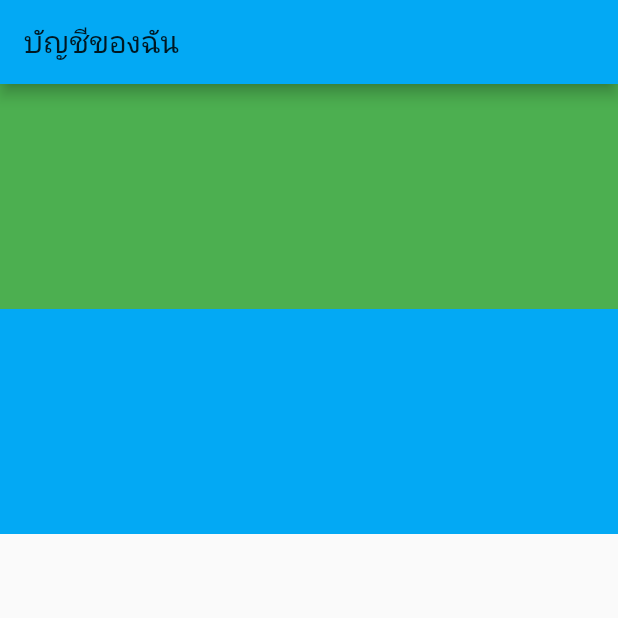
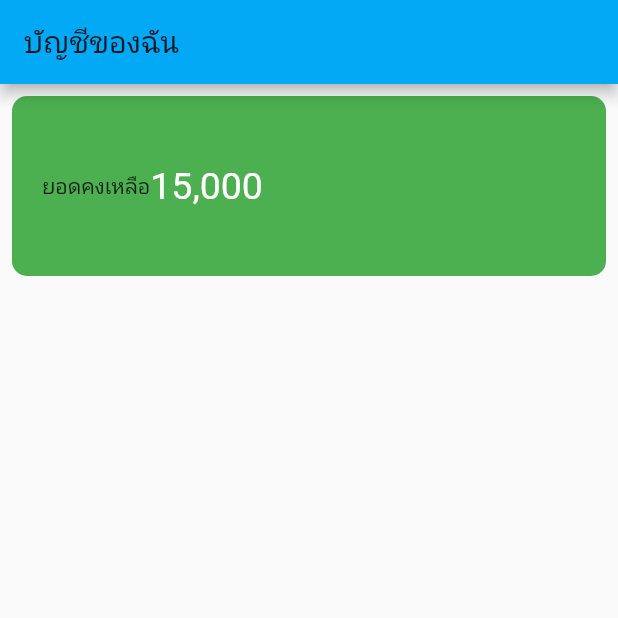
Before and after one commit to somkriet/basicflutter, a Flutter app: the screen it shows after launch, on a phone screen of 412 x 824 dp, the top half of it. Run offline on Flutter 3.47's test engine with Material 2 defaults, Android fonts, the phone set to English and light mode, and no system bars.

Commit message:
Update main.dart

```diff
--- a/lib/main.dart
+++ b/lib/main.dart
@@ -40,21 +40,40 @@ class _MyHomePageState extends State<MyHomePage> {
         appBar: AppBar(
           title: Text("บัญชีของฉัน"),
         ),
-        body: Column(
-          children: [
-            Container(
-              decoration: BoxDecoration(color: Colors.green),
-              height: 150,
-            ),
-            newMethod()
-          ],
+        body: Padding(
+          padding: const EdgeInsets.all(8.0),
+          child: Column(
+            children: [
+              Container(
+                padding: const EdgeInsets.all(20.0),
+                decoration: BoxDecoration(
+                    color: Colors.green,
+                    borderRadius: BorderRadius.circular(10)),
+                height: 120,
+                child: Row(
+                  children: [
+                    Text("ยอดคงเหลือ"),
+                    Text(
+                      "15,000",
+                      style: TextStyle(fontSize: 25, color: Colors.white),
+                    )
+                  ],
+                ),
+              ),
+              // Container(
+              //   decoration: BoxDecoration(
+              //       color: Colors.lightBlue,
+              //       borderRadius: BorderRadius.circular(10)),
+              //   height: 100,
+              // ),
+              // Container(
+              //   decoration: BoxDecoration(
+              //       color: Colors.yellow,
+              //       borderRadius: BorderRadius.circular(10)),
+              //   height: 100,
+              // )
+            ],
+          ),
         ));
   }
-
-  Container newMethod() {
-    return Container(
-      decoration: BoxDecoration(color: Colors.lightBlue),
-      height: 150,
-    );
-  }
 }
```
